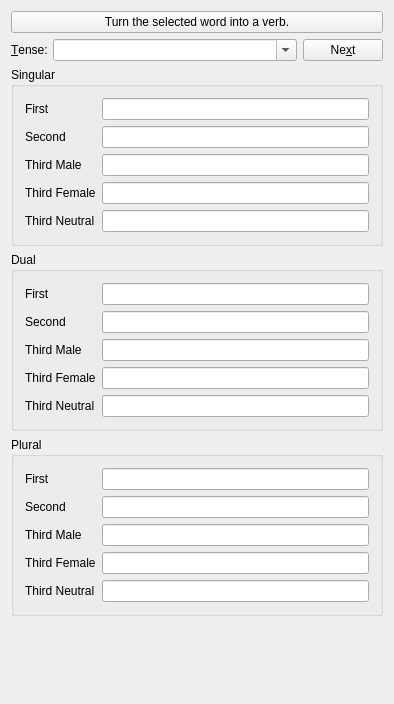
Old version of the form src/entry-dialogs/conjugationwidget.ui in the repository KDE/parley.
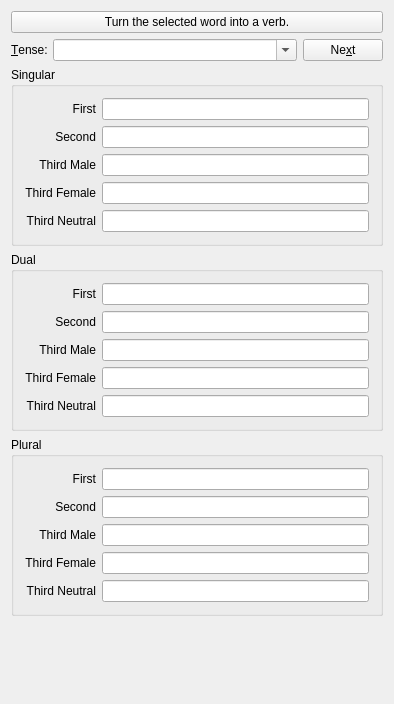
New version of the form. Custom widgets are drawn as their Qt base class.

Commit message: make some dialog labels right aligned

Diff of the .ui file:
```diff
--- a/src/entry-dialogs/conjugationwidget.ui
+++ b/src/entry-dialogs/conjugationwidget.ui
@@ -107,6 +107,9 @@
         <property name="text" >
          <string>First</string>
         </property>
+        <property name="alignment" >
+         <set>Qt::AlignRight|Qt::AlignTrailing|Qt::AlignVCenter</set>
+        </property>
         <property name="buddy" >
          <cstring>singularFirstPersonLineEdit</cstring>
         </property>
@@ -120,6 +123,9 @@
         <property name="text" >
          <string>Second</string>
         </property>
+        <property name="alignment" >
+         <set>Qt::AlignRight|Qt::AlignTrailing|Qt::AlignVCenter</set>
+        </property>
         <property name="buddy" >
          <cstring>singularSecondPersonLineEdit</cstring>
         </property>
@@ -133,6 +139,9 @@
         <property name="text" >
          <string>Third Male</string>
         </property>
+        <property name="alignment" >
+         <set>Qt::AlignRight|Qt::AlignTrailing|Qt::AlignVCenter</set>
+        </property>
         <property name="buddy" >
          <cstring>singularThirdMalePersonLineEdit</cstring>
         </property>
@@ -146,6 +155,9 @@
         <property name="text" >
          <string>Third Female</string>
         </property>
+        <property name="alignment" >
+         <set>Qt::AlignRight|Qt::AlignTrailing|Qt::AlignVCenter</set>
+        </property>
         <property name="buddy" >
          <cstring>singularThirdFemalePersonLineEdit</cstring>
         </property>
@@ -159,6 +171,9 @@
         <property name="text" >
          <string>Third Neutral</string>
         </property>
+        <property name="alignment" >
+         <set>Qt::AlignRight|Qt::AlignTrailing|Qt::AlignVCenter</set>
+        </property>
         <property name="buddy" >
          <cstring>singularThirdNeutralPersonLineEdit</cstring>
         </property>
@@ -181,6 +196,9 @@
         <property name="text" >
          <string>First</string>
         </property>
+        <property name="alignment" >
+         <set>Qt::AlignRight|Qt::AlignTrailing|Qt::AlignVCenter</set>
+        </property>
         <property name="buddy" >
          <cstring>dualFirstPersonLineEdit</cstring>
         </property>
@@ -194,6 +212,9 @@
         <property name="text" >
          <string>Second</string>
         </property>
+        <property name="alignment" >
+         <set>Qt::AlignRight|Qt::AlignTrailing|Qt::AlignVCenter</set>
+        </property>
         <property name="buddy" >
          <cstring>dualSecondPersonLineEdit</cstring>
         </property>
@@ -207,6 +228,9 @@
         <property name="text" >
          <string>Third Male</string>
         </property>
+        <property name="alignment" >
+         <set>Qt::AlignRight|Qt::AlignTrailing|Qt::AlignVCenter</set>
+        </property>
         <property name="buddy" >
          <cstring>dualThirdMalePersonLineEdit</cstring>
         </property>
@@ -220,6 +244,9 @@
         <property name="text" >
          <string>Third Female</string>
         </property>
+        <property name="alignment" >
+         <set>Qt::AlignRight|Qt::AlignTrailing|Qt::AlignVCenter</set>
+        </property>
         <property name="buddy" >
          <cstring>dualThirdFemalePersonLineEdit</cstring>
         </property>
@@ -233,6 +260,9 @@
         <property name="text" >
          <string>Third Neutral</string>
         </property>
+        <property name="alignment" >
+         <set>Qt::AlignRight|Qt::AlignTrailing|Qt::AlignVCenter</set>
+        </property>
         <property name="buddy" >
          <cstring>dualThirdNeutralPersonLineEdit</cstring>
         </property>
@@ -255,6 +285,9 @@
         <property name="text" >
          <string>First</string>
         </property>
+        <property name="alignment" >
+         <set>Qt::AlignRight|Qt::AlignTrailing|Qt::AlignVCenter</set>
+        </property>
         <property name="buddy" >
          <cstring>pluralFirstPersonLineEdit</cstring>
         </property>
@@ -268,6 +301,9 @@
         <property name="text" >
          <string>Second</string>
         </property>
+        <property name="alignment" >
+         <set>Qt::AlignRight|Qt::AlignTrailing|Qt::AlignVCenter</set>
+        </property>
         <property name="buddy" >
          <cstring>pluralSecondPersonLineEdit</cstring>
         </property>
@@ -281,6 +317,9 @@
         <property name="text" >
          <string>Third Male</string>
         </property>
+        <property name="alignment" >
+         <set>Qt::AlignRight|Qt::AlignTrailing|Qt::AlignVCenter</set>
+        </property>
         <property name="buddy" >
          <cstring>pluralThirdMalePersonLineEdit</cstring>
         </property>
@@ -294,6 +333,9 @@
         <property name="text" >
          <string>Third Female</string>
         </property>
+        <property name="alignment" >
+         <set>Qt::AlignRight|Qt::AlignTrailing|Qt::AlignVCenter</set>
+        </property>
         <property name="buddy" >
          <cstring>pluralThirdFemalePersonLineEdit</cstring>
         </property>
@@ -307,6 +349,9 @@
         <property name="text" >
          <string>Third Neutral</string>
         </property>
+        <property name="alignment" >
+         <set>Qt::AlignRight|Qt::AlignTrailing|Qt::AlignVCenter</set>
+        </property>
         <property name="buddy" >
          <cstring>pluralThirdNeutralPersonLineEdit</cstring>
         </property>
```
The commit also changes 15 other files.
